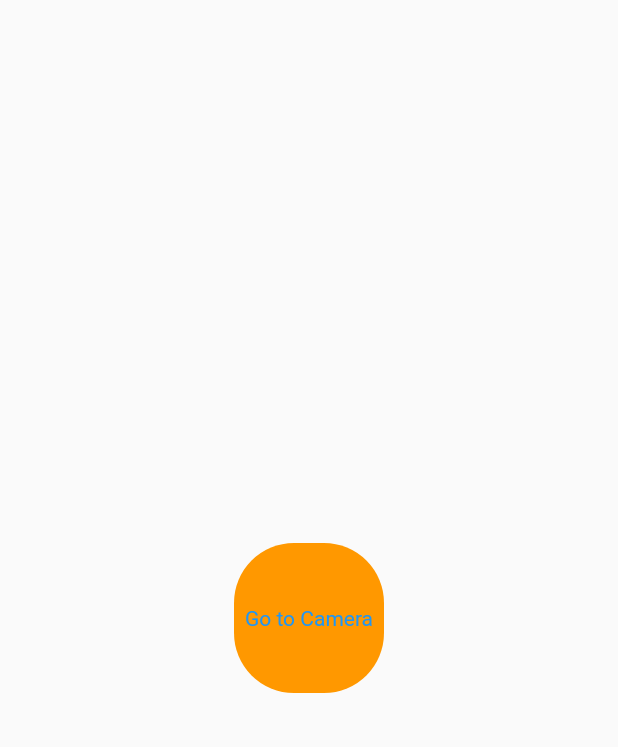
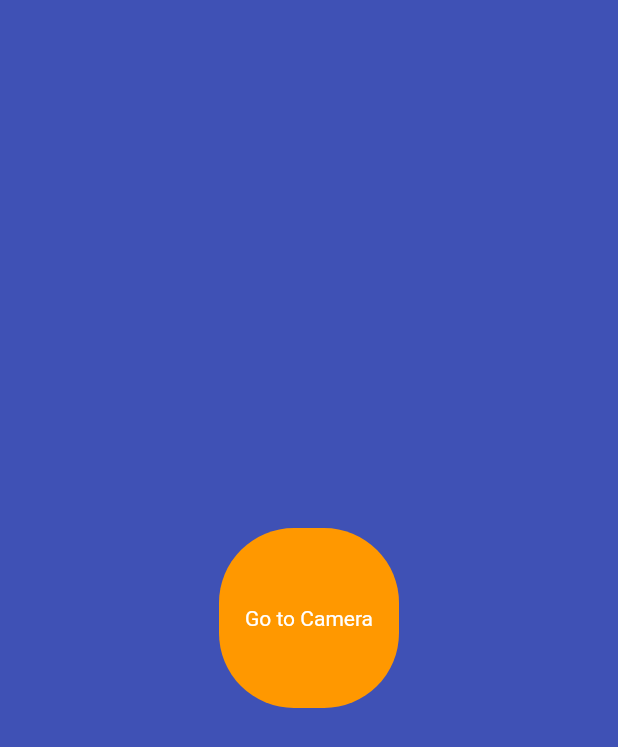
Before and after one commit to Chandula-JPDM/SnakeAttackDetection-HackFest2022, a Flutter app: the screen it shows after launch, on a phone screen of 412 x 824 dp. Shown: the top 747 px of the screen. Run offline on Flutter 3.47's test engine with Material 2 defaults, Android fonts, the phone set to English and light mode, and no system bars; our stand-ins replace image_picker, permission_handler.

Commit message:
updated ui

```diff
--- a/snake_detection_mobile_app/lib/screens/CameraLoadScreen.dart
+++ b/snake_detection_mobile_app/lib/screens/CameraLoadScreen.dart
@@ -38,7 +38,9 @@ class _CameraScreenState extends State<CameraScreen> {
   @override
   Widget build(BuildContext context) {
     return Scaffold(
+      backgroundColor: Colors.indigo,
       body: Center(
+
           child: GestureDetector(
         onTap: () async {
           print('button click..');
@@ -53,14 +55,15 @@ class _CameraScreenState extends State<CameraScreen> {
           child: Center(
               child: Text(
             'Go to Camera',
-            style: TextStyle(color: Colors.blue),
+            style: TextStyle(color: Colors.white),
           )),
           decoration: BoxDecoration(
-            borderRadius: BorderRadius.circular(40),
-            color: Colors.orange,
+            borderRadius: BorderRadius.circular(50),
+            color: Colors.orange
+
           ),
-          height: 100,
-          width: 100,
+          height: 120,
+          width: 120,
         ),
       )),
     );
--- a/snake_detection_mobile_app/lib/screens/image_upload_screen.dart
+++ b/snake_detection_mobile_app/lib/screens/image_upload_screen.dart
@@ -21,7 +21,7 @@ class _ImageUploadScreenState extends State<ImageUploadScreen> {
         Container(
           height: 200,
           width: 300,
-          child: Image.file(widget.image!),
+          child: Image.file(widget.image!, height: 200, width: 300,),
         ),
         SizedBox(height: 30),
         Row(
```
